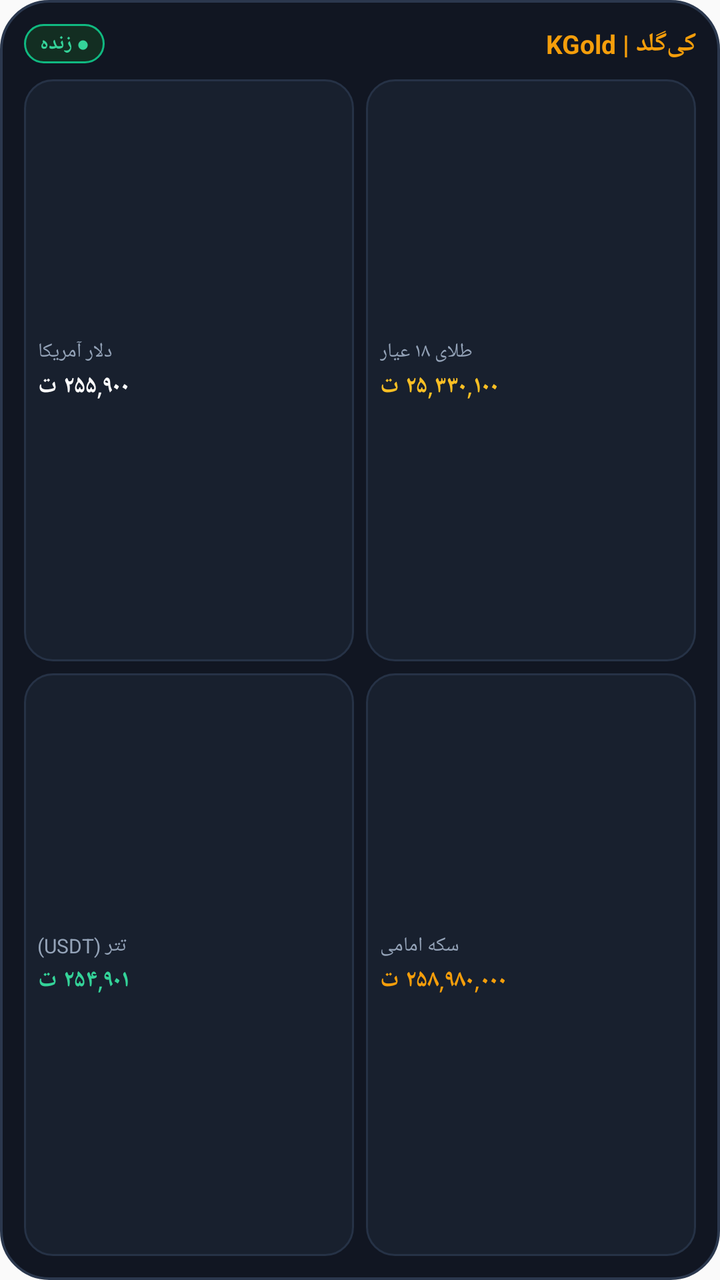
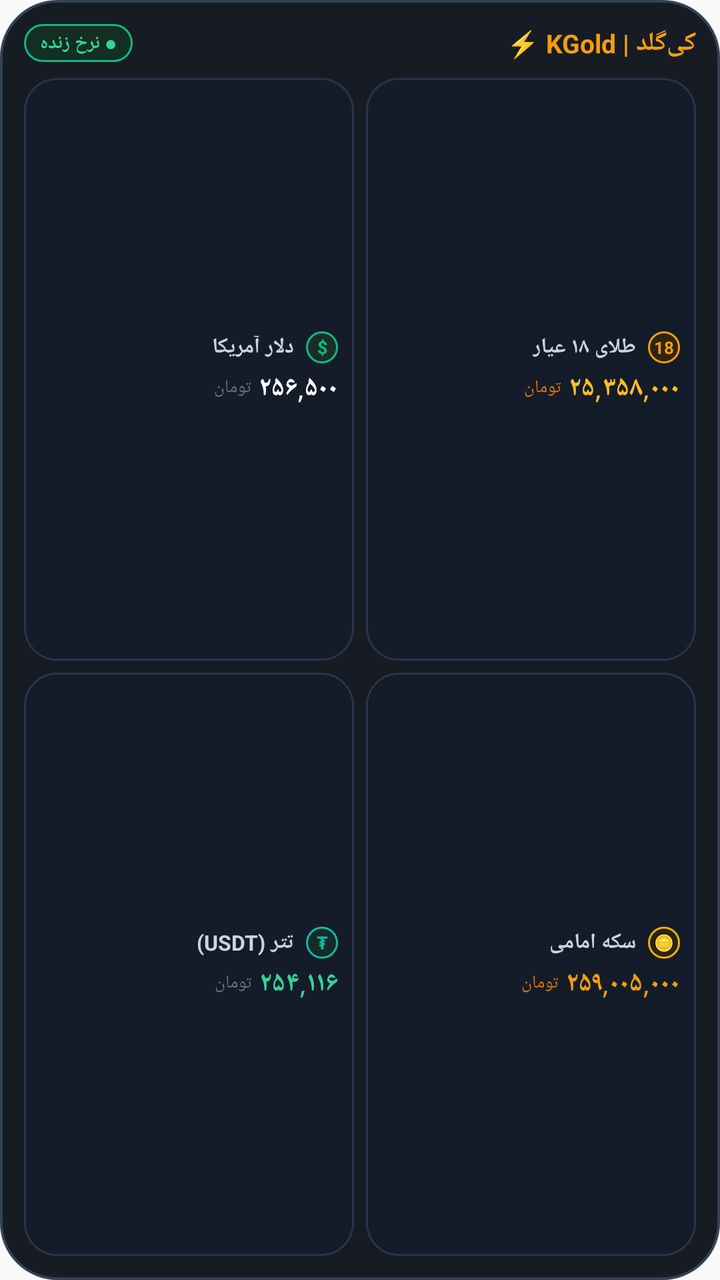

An Android layout rendered at two revisions. The XML below is the earlier revision; the diff shows what the commit changed to produce the second picture.
<!-- AndroidManifest.xml: application theme AppTheme -->
<!-- res/layout/widget_kgold.xml -->
<?xml version="1.0" encoding="utf-8"?>
<LinearLayout xmlns:android="http://schemas.android.com/apk/res/android"
    android:id="@+id/widget_root"
    android:layout_width="match_parent"
    android:layout_height="match_parent"
    android:background="@drawable/widget_bg"
    android:orientation="vertical"
    android:padding="12dp">

    
    <LinearLayout
        android:layout_width="match_parent"
        android:layout_height="wrap_content"
        android:layout_marginBottom="8dp"
        android:gravity="center_vertical"
        android:orientation="horizontal">

        <TextView
            android:id="@+id/widget_badge"
            android:layout_width="wrap_content"
            android:layout_height="wrap_content"
            android:background="@drawable/widget_badge_bg"
            android:paddingStart="8dp"
            android:paddingTop="3dp"
            android:paddingEnd="8dp"
            android:paddingBottom="3dp"
            android:text="● زنده"
            android:textColor="#34D399"
            android:textSize="10sp"
            android:textStyle="bold" />

        <TextView
            android:id="@+id/widget_title"
            android:layout_width="0dp"
            android:layout_height="wrap_content"
            android:layout_weight="1"
            android:gravity="right|end"
            android:text="KGold | کی‌گلد"
            android:textColor="#F59E0B"
            android:textSize="13sp"
            android:textStyle="bold" />
    </LinearLayout>

    
    <LinearLayout
        android:layout_width="match_parent"
        android:layout_height="0dp"
        android:layout_marginBottom="4dp"
        android:layout_weight="1"
        android:orientation="horizontal">

        
        <LinearLayout
            android:layout_width="0dp"
            android:layout_height="match_parent"
            android:layout_marginEnd="3dp"
            android:layout_weight="1"
            android:background="@drawable/widget_card_bg"
            android:gravity="center_vertical"
            android:orientation="vertical"
            android:padding="7dp">

            <TextView
                android:layout_width="match_parent"
                android:layout_height="wrap_content"
                android:gravity="right|end"
                android:text="دلار آمریکا"
                android:textColor="#94A3B8"
                android:textSize="10sp" />

            <TextView
                android:id="@+id/widget_usd_price"
                android:layout_width="match_parent"
                android:layout_height="wrap_content"
                android:layout_marginTop="2dp"
                android:gravity="right|end"
                android:text="۲۵۵,۹۰۰ ت"
                android:textColor="#FFFFFF"
                android:textSize="12sp"
                android:textStyle="bold" />
        </LinearLayout>

        
        <LinearLayout
            android:layout_width="0dp"
            android:layout_height="match_parent"
            android:layout_marginStart="3dp"
            android:layout_weight="1"
            android:background="@drawable/widget_card_bg"
            android:gravity="center_vertical"
            android:orientation="vertical"
            android:padding="7dp">

            <TextView
                android:layout_width="match_parent"
                android:layout_height="wrap_content"
                android:gravity="right|end"
                android:text="طلای ۱۸ عیار"
                android:textColor="#94A3B8"
                android:textSize="10sp" />

            <TextView
                android:id="@+id/widget_gold_price"
                android:layout_width="match_parent"
                android:layout_height="wrap_content"
                android:layout_marginTop="2dp"
                android:gravity="right|end"
                android:text="۲۵,۳۳۰,۱۰۰ ت"
                android:textColor="#FBBF24"
                android:textSize="12sp"
                android:textStyle="bold" />
        </LinearLayout>
    </LinearLayout>

    <LinearLayout
        android:layout_width="match_parent"
        android:layout_height="0dp"
        android:layout_marginTop="2dp"
        android:layout_weight="1"
        android:orientation="horizontal">

        
        <LinearLayout
            android:layout_width="0dp"
            android:layout_height="match_parent"
            android:layout_marginEnd="3dp"
            android:layout_weight="1"
            android:background="@drawable/widget_card_bg"
            android:gravity="center_vertical"
            android:orientation="vertical"
            android:padding="7dp">

            <TextView
                android:layout_width="match_parent"
                android:layout_height="wrap_content"
                android:gravity="right|end"
                android:text="تتر (USDT)"
                android:textColor="#94A3B8"
                android:textSize="10sp" />

            <TextView
                android:id="@+id/widget_usdt_price"
                android:layout_width="match_parent"
                android:layout_height="wrap_content"
                android:layout_marginTop="2dp"
                android:gravity="right|end"
                android:text="۲۵۴,۹۰۱ ت"
                android:textColor="#34D399"
                android:textSize="12sp"
                android:textStyle="bold" />
        </LinearLayout>

        
        <LinearLayout
            android:layout_width="0dp"
            android:layout_height="match_parent"
            android:layout_marginStart="3dp"
            android:layout_weight="1"
            android:background="@drawable/widget_card_bg"
            android:gravity="center_vertical"
            android:orientation="vertical"
            android:padding="7dp">

            <TextView
                android:layout_width="match_parent"
                android:layout_height="wrap_content"
                android:gravity="right|end"
                android:text="سکه امامی"
                android:textColor="#94A3B8"
                android:textSize="10sp" />

            <TextView
                android:id="@+id/widget_coin_price"
                android:layout_width="match_parent"
                android:layout_height="wrap_content"
                android:layout_marginTop="2dp"
                android:gravity="right|end"
                android:text="۲۵۸,۹۸۰,۰۰۰ ت"
                android:textColor="#F59E0B"
                android:textSize="12sp"
                android:textStyle="bold" />
        </LinearLayout>
    </LinearLayout>

</LinearLayout>
<!-- resources referenced by this layout -->
<resources>
  <!-- drawable widget_badge_bg (drawable) -->
  <?xml version="1.0" encoding="utf-8"?>
  <shape xmlns:android="http://schemas.android.com/apk/res/android"
      android:shape="rectangle">
      <solid android:color="#132E22" />
      <corners android:radius="10dp" />
      <stroke
          android:width="1dp"
          android:color="#10B981" />
  </shape>
  <!-- drawable widget_bg (drawable) -->
  <?xml version="1.0" encoding="utf-8"?>
  <shape xmlns:android="http://schemas.android.com/apk/res/android"
      android:shape="rectangle">
      <solid android:color="#111622" />
      <corners android:radius="24dp" />
      <stroke
          android:width="1.2dp"
          android:color="#2B384E" />
  </shape>
  <!-- drawable widget_card_bg (drawable) -->
  <?xml version="1.0" encoding="utf-8"?>
  <shape xmlns:android="http://schemas.android.com/apk/res/android"
      android:shape="rectangle">
      <solid android:color="#18202E" />
      <corners android:radius="14dp" />
      <stroke
          android:width="1dp"
          android:color="#263246" />
  </shape>
  <style name="AppTheme" parent="Theme.AppCompat.Light.DarkActionBar">
          
          <item name="colorPrimary">@color/colorPrimary</item>
          <item name="colorPrimaryDark">@color/colorPrimaryDark</item>
          <item name="colorAccent">@color/colorAccent</item>
      </style>
</resources>

<!-- the commit's change to res/layout/widget_kgold.xml (unified diff, before → after) -->
@@ -24,9 +24,9 @@
             android:paddingTop="3dp"
             android:paddingEnd="8dp"
             android:paddingBottom="3dp"
-            android:text="● زنده"
+            android:text="● نرخ زنده"
             android:textColor="#34D399"
-            android:textSize="10sp"
+            android:textSize="9.5sp"
             android:textStyle="bold" />
 
         <TextView
@@ -35,7 +35,7 @@
             android:layout_height="wrap_content"
             android:layout_weight="1"
             android:gravity="right|end"
-            android:text="KGold | کی‌گلد"
+            android:text="⚡ KGold | کی‌گلد"
             android:textColor="#F59E0B"
             android:textSize="13sp"
             android:textStyle="bold" />
@@ -58,26 +58,58 @@
             android:background="@drawable/widget_card_bg"
             android:gravity="center_vertical"
             android:orientation="vertical"
-            android:padding="7dp">
-
-            <TextView
-                android:layout_width="match_parent"
-                android:layout_height="wrap_content"
-                android:gravity="right|end"
-                android:text="دلار آمریکا"
-                android:textColor="#94A3B8"
-                android:textSize="10sp" />
-
-            <TextView
-                android:id="@+id/widget_usd_price"
-                android:layout_width="match_parent"
-                android:layout_height="wrap_content"
-                android:layout_marginTop="2dp"
-                android:gravity="right|end"
-                android:text="۲۵۵,۹۰۰ ت"
-                android:textColor="#FFFFFF"
-                android:textSize="12sp"
-                android:textStyle="bold" />
+            android:padding="8dp">
+
+            <LinearLayout
+                android:layout_width="match_parent"
+                android:layout_height="wrap_content"
+                android:gravity="center_vertical|right"
+                android:orientation="horizontal">
+
+                <TextView
+                    android:layout_width="wrap_content"
+                    android:layout_height="wrap_content"
+                    android:text="دلار آمریکا"
+                    android:textColor="#CBD5E1"
+                    android:textSize="10.5sp"
+                    android:textStyle="bold" />
+
+                <TextView
+                    android:layout_width="16dp"
+                    android:layout_height="16dp"
+                    android:layout_marginStart="6dp"
+                    android:background="@drawable/widget_icon_usd"
+                    android:gravity="center"
+                    android:text="$"
+                    android:textColor="#10B981"
+                    android:textSize="9sp"
+                    android:textStyle="bold" />
+            </LinearLayout>
+
+            <LinearLayout
+                android:layout_width="match_parent"
+                android:layout_height="wrap_content"
+                android:layout_marginTop="3dp"
+                android:gravity="center_vertical|right"
+                android:orientation="horizontal">
+
+                <TextView
+                    android:layout_width="wrap_content"
+                    android:layout_height="wrap_content"
+                    android:layout_marginEnd="4dp"
+                    android:text="تومان"
+                    android:textColor="#64748B"
+                    android:textSize="9sp" />
+
+                <TextView
+                    android:id="@+id/widget_usd_price"
+                    android:layout_width="wrap_content"
+                    android:layout_height="wrap_content"
+                    android:text="۲۵۶,۵۰۰"
+                    android:textColor="#FFFFFF"
+                    android:textSize="13.5sp"
+                    android:textStyle="bold" />
+            </LinearLayout>
         </LinearLayout>
 
         
@@ -89,26 +121,58 @@
             android:background="@drawable/widget_card_bg"
             android:gravity="center_vertical"
             android:orientation="vertical"
-            android:padding="7dp">
-
-            <TextView
-                android:layout_width="match_parent"
-                android:layout_height="wrap_content"
-                android:gravity="right|end"
-                android:text="طلای ۱۸ عیار"
-                android:textColor="#94A3B8"
-                android:textSize="10sp" />
-
-            <TextView
-                android:id="@+id/widget_gold_price"
-                android:layout_width="match_parent"
-                android:layout_height="wrap_content"
-                android:layout_marginTop="2dp"
-                android:gravity="right|end"
-                android:text="۲۵,۳۳۰,۱۰۰ ت"
-                android:textColor="#FBBF24"
-                android:textSize="12sp"
-                android:textStyle="bold" />
+            android:padding="8dp">
+
+            <LinearLayout
+                android:layout_width="match_parent"
+                android:layout_height="wrap_content"
+                android:gravity="center_vertical|right"
+                android:orientation="horizontal">
+
+                <TextView
+                    android:layout_width="wrap_content"
+                    android:layout_height="wrap_content"
+                    android:text="طلای ۱۸ عیار"
+                    android:textColor="#CBD5E1"
+                    android:textSize="10.5sp"
+                    android:textStyle="bold" />
+
+                <TextView
+                    android:layout_width="16dp"
+                    android:layout_height="16dp"
+                    android:layout_marginStart="6dp"
+                    android:background="@drawable/widget_icon_gold"
+                    android:gravity="center"
+                    android:text="18"
+                    android:textColor="#F59E0B"
+                    android:textSize="8.5sp"
+                    android:textStyle="bold" />
+            </LinearLayout>
+
+            <LinearLayout
+                android:layout_width="match_parent"
+                android:layout_height="wrap_content"
+                android:layout_marginTop="3dp"
+                android:gravity="center_vertical|right"
+                android:orientation="horizontal">
+
+                <TextView
+                    android:layout_width="wrap_content"
+                    android:layout_height="wrap_content"
+                    android:layout_marginEnd="4dp"
+                    android:text="تومان"
+                    android:textColor="#D97706"
+                    android:textSize="9sp" />
+
+                <TextView
+                    android:id="@+id/widget_gold_price"
+                    android:layout_width="wrap_content"
+                    android:layout_height="wrap_content"
+                    android:text="۲۵,۳۵۸,۰۰۰"
+                    android:textColor="#FBBF24"
+                    android:textSize="13.5sp"
+                    android:textStyle="bold" />
+            </LinearLayout>
         </LinearLayout>
     </LinearLayout>
 
@@ -128,26 +192,58 @@
             android:background="@drawable/widget_card_bg"
             android:gravity="center_vertical"
             android:orientation="vertical"
-            android:padding="7dp">
-
-            <TextView
-                android:layout_width="match_parent"
-                android:layout_height="wrap_content"
-                android:gravity="right|end"
-                android:text="تتر (USDT)"
-                android:textColor="#94A3B8"
-                android:textSize="10sp" />
-
-            <TextView
-                android:id="@+id/widget_usdt_price"
-                android:layout_width="match_parent"
-                android:layout_height="wrap_content"
-                android:layout_marginTop="2dp"
-                android:gravity="right|end"
-                android:text="۲۵۴,۹۰۱ ت"
-                android:textColor="#34D399"
-                android:textSize="12sp"
-                android:textStyle="bold" />
+            android:padding="8dp">
+
+            <LinearLayout
+                android:layout_width="match_parent"
+                android:layout_height="wrap_content"
+                android:gravity="center_vertical|right"
+                android:orientation="horizontal">
+
+                <TextView
+                    android:layout_width="wrap_content"
+                    android:layout_height="wrap_content"
+                    android:text="تتر (USDT)"
+                    android:textColor="#CBD5E1"
+                    android:textSize="10.5sp"
+                    android:textStyle="bold" />
+
+                <TextView
+                    android:layout_width="16dp"
+                    android:layout_height="16dp"
+                    android:layout_marginStart="6dp"
+                    android:background="@drawable/widget_icon_usdt"
+                    android:gravity="center"
+                    android:text="₮"
+                    android:textColor="#14B8A6"
+                    android:textSize="9sp"
+                    android:textStyle="bold" />
+            </LinearLayout>
+
+            <LinearLayout
+                android:layout_width="match_parent"
+                android:layout_height="wrap_content"
+                android:layout_marginTop="3dp"
+                android:gravity="center_vertical|right"
+                android:orientation="horizontal">
+
+                <TextView
+                    android:layout_width="wrap_content"
+                    android:layout_height="wrap_content"
+                    android:layout_marginEnd="4dp"
+                    android:text="تومان"
+                    android:textColor="#64748B"
+                    android:textSize="9sp" />
+
+                <TextView
+                    android:id="@+id/widget_usdt_price"
+                    android:layout_width="wrap_content"
+                    android:layout_height="wrap_content"
+                    android:text="۲۵۴,۱۱۶"
+                    android:textColor="#34D399"
+                    android:textSize="13.5sp"
+                    android:textStyle="bold" />
+            </LinearLayout>
         </LinearLayout>
 
         
@@ -159,26 +255,57 @@
             android:background="@drawable/widget_card_bg"
             android:gravity="center_vertical"
             android:orientation="vertical"
-            android:padding="7dp">
-
-            <TextView
-                android:layout_width="match_parent"
-                android:layout_height="wrap_content"
-                android:gravity="right|end"
-                android:text="سکه امامی"
-                android:textColor="#94A3B8"
-                android:textSize="10sp" />
-
-            <TextView
-                android:id="@+id/widget_coin_price"
-                android:layout_width="match_parent"
-                android:layout_height="wrap_content"
-                android:layout_marginTop="2dp"
-                android:gravity="right|end"
-                android:text="۲۵۸,۹۸۰,۰۰۰ ت"
-                android:textColor="#F59E0B"
-                android:textSize="12sp"
-                android:textStyle="bold" />
+            android:padding="8dp">
+
+            <LinearLayout
+                android:layout_width="match_parent"
+                android:layout_height="wrap_content"
+                android:gravity="center_vertical|right"
+                android:orientation="horizontal">
+
+                <TextView
+                    android:layout_width="wrap_content"
+                    android:layout_height="wrap_content"
+                    android:text="سکه امامی"
+                    android:textColor="#CBD5E1"
+                    android:textSize="10.5sp"
+                    android:textStyle="bold" />
+
+                <TextView
+                    android:layout_width="16dp"
+                    android:layout_height="16dp"
+                    android:layout_marginStart="6dp"
+                    android:background="@drawable/widget_icon_coin"
+                    android:gravity="center"
+                    android:text="🪙"
+                    android:textColor="#EAB308"
+                    android:textSize="8sp" />
+            </LinearLayout>
+
+            <LinearLayout
+                android:layout_width="match_parent"
+                android:layout_height="wrap_content"
+                android:layout_marginTop="3dp"
+                android:gravity="center_vertical|right"
+                android:orientation="horizontal">
+
+                <TextView
+                    android:layout_width="wrap_content"
+                    android:layout_height="wrap_content"
+                    android:layout_marginEnd="4dp"
+                    android:text="تومان"
+                    android:textColor="#D97706"
+                    android:textSize="9sp" />
+
+                <TextView
+                    android:id="@+id/widget_coin_price"
+                    android:layout_width="wrap_content"
+                    android:layout_height="wrap_content"
+                    android:text="۲۵۹,۰۰۵,۰۰۰"
+                    android:textColor="#F59E0B"
+                    android:textSize="13.5sp"
+                    android:textStyle="bold" />
+            </LinearLayout>
         </LinearLayout>
     </LinearLayout>
 
<!-- resource entries referenced after the edit -->
@@ -14,21 +14,49 @@
   <?xml version="1.0" encoding="utf-8"?>
   <shape xmlns:android="http://schemas.android.com/apk/res/android"
       android:shape="rectangle">
-      <solid android:color="#111622" />
-      <corners android:radius="24dp" />
+      <solid android:color="#F20B0F19" />
+      <corners android:radius="28dp" />
       <stroke
           android:width="1.2dp"
-          android:color="#2B384E" />
+          android:color="#334155" />
   </shape>
   <!-- drawable widget_card_bg (drawable) -->
   <?xml version="1.0" encoding="utf-8"?>
   <shape xmlns:android="http://schemas.android.com/apk/res/android"
       android:shape="rectangle">
-      <solid android:color="#18202E" />
-      <corners android:radius="14dp" />
+      <solid android:color="#E6151C2A" />
+      <corners android:radius="16dp" />
       <stroke
           android:width="1dp"
-          android:color="#263246" />
+          android:color="#28354A" />
+  </shape>
+  <!-- drawable widget_icon_coin (drawable) -->
+  <?xml version="1.0" encoding="utf-8"?>
+  <shape xmlns:android="http://schemas.android.com/apk/res/android"
+      android:shape="oval">
+      <solid android:color="#2D2210" />
+      <stroke android:width="1dp" android:color="#EAB308" />
+  </shape>
+  <!-- drawable widget_icon_gold (drawable) -->
+  <?xml version="1.0" encoding="utf-8"?>
+  <shape xmlns:android="http://schemas.android.com/apk/res/android"
+      android:shape="oval">
+      <solid android:color="#2E2412" />
+      <stroke android:width="1dp" android:color="#F59E0B" />
+  </shape>
+  <!-- drawable widget_icon_usd (drawable) -->
+  <?xml version="1.0" encoding="utf-8"?>
+  <shape xmlns:android="http://schemas.android.com/apk/res/android"
+      android:shape="oval">
+      <solid android:color="#1A2E26" />
+      <stroke android:width="1dp" android:color="#10B981" />
+  </shape>
+  <!-- drawable widget_icon_usdt (drawable) -->
+  <?xml version="1.0" encoding="utf-8"?>
+  <shape xmlns:android="http://schemas.android.com/apk/res/android"
+      android:shape="oval">
+      <solid android:color="#142B28" />
+      <stroke android:width="1dp" android:color="#14B8A6" />
   </shape>
   <style name="AppTheme" parent="Theme.AppCompat.Light.DarkActionBar">
           
